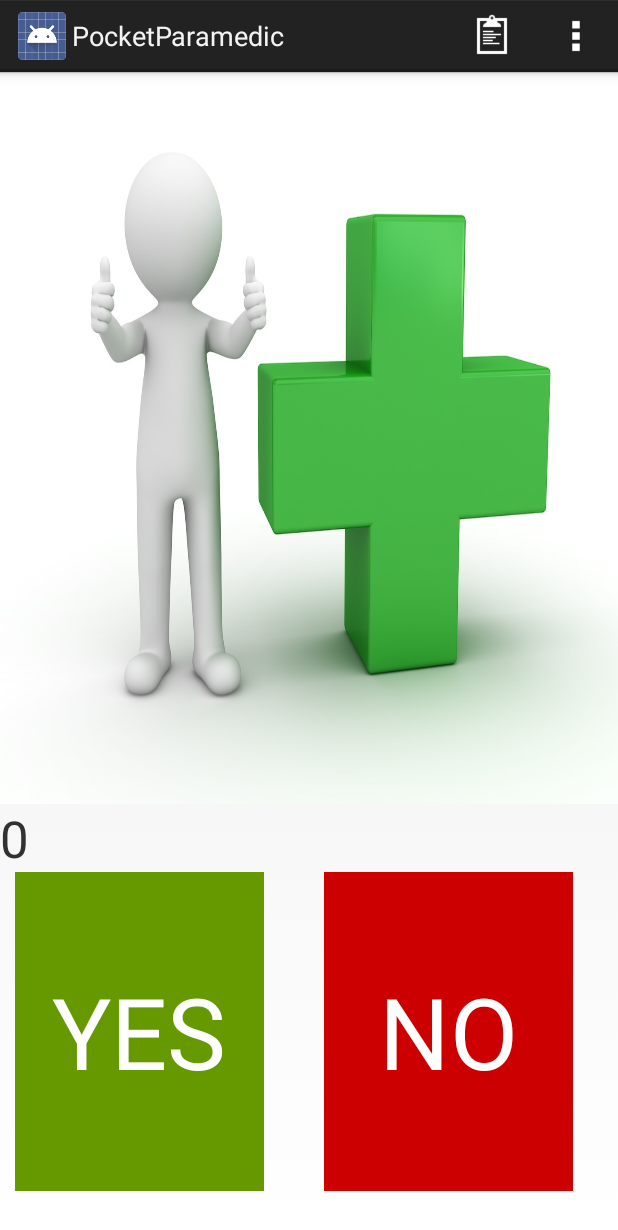
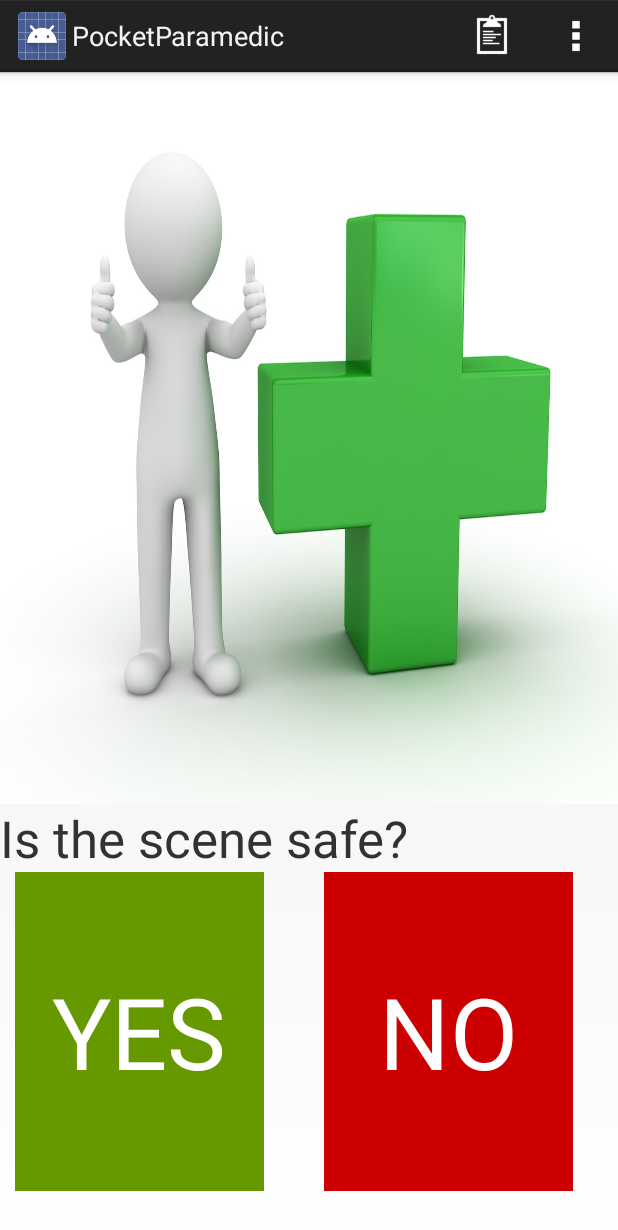
Before and after one commit to kimrtaylor/gac2013-tdylf, an Android app: the screen it shows after launch (MainActivity), after a tap on "Snake bite", on a phone screen of 412 x 824 dp. Shown: the top 1230 px of the screen. Run offline under Robolectric (Android 15) with nearby library versions, the phone set to English and light mode, and no system bars.

Commit message:
Display the question

```diff
--- a/PocketParamedicProject/PocketParamedic/src/main/java/com/gac2013/tdylf/pocketparamedic/NextFragment.java
+++ b/PocketParamedicProject/PocketParamedic/src/main/java/com/gac2013/tdylf/pocketparamedic/NextFragment.java
@@ -49,7 +49,7 @@ public class NextFragment extends Fragment
             layoutId = R.layout.done;
 
         rootView = (ViewGroup) inflater.inflate(layoutId, container, false);
-        ((TextView) rootView.findViewById(R.id.tvInstr)).setText("" + currentState.getId());
+        ((TextView) rootView.findViewById(R.id.tvInstr)).setText(currentState.getQuestion());
         ((ImageView) rootView.findViewById(R.id.ivInstr)).setImageResource(currentState.getImageResId());
 
         setupButtonClickListeners(layoutId);
```
